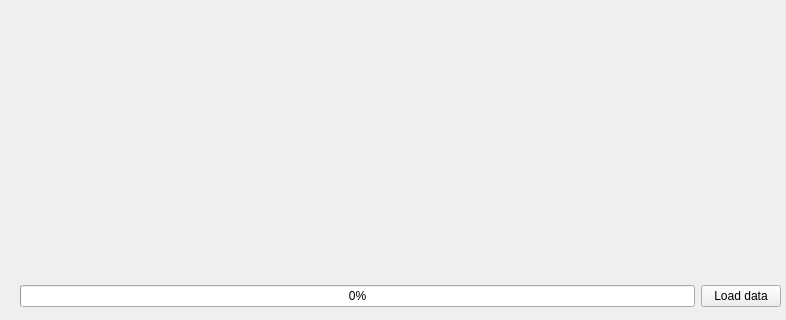
Old version of the form src/ui/widget.ui in the repository BasilFinn/planetStacker; both pictures show x 0 to 786 and y 252 to 572 of the 786 by 572 pixel window.
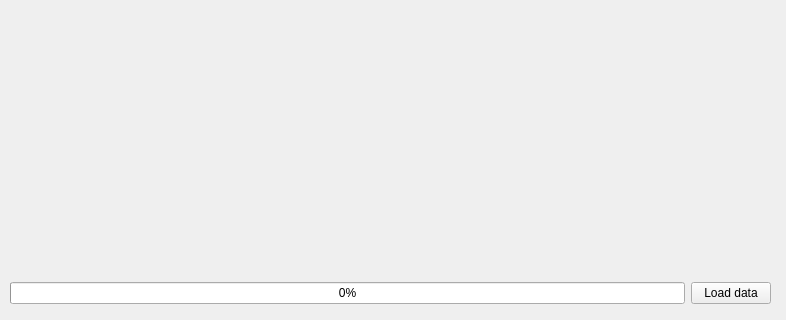
New version of the form.

Commit message: first elements of correlation implemented

```diff
--- a/src/ui/widget.ui
+++ b/src/ui/widget.ui
@@ -35,10 +35,10 @@
   <widget class="QWidget" name="">
    <property name="geometry">
     <rect>
-     <x>20</x>
+     <x>10</x>
      <y>530</y>
      <width>761</width>
-     <height>36</height>
+     <height>31</height>
     </rect>
    </property>
    <layout class="QHBoxLayout" name="horizontalLayout">
```
The commit also changes 2 other files.
